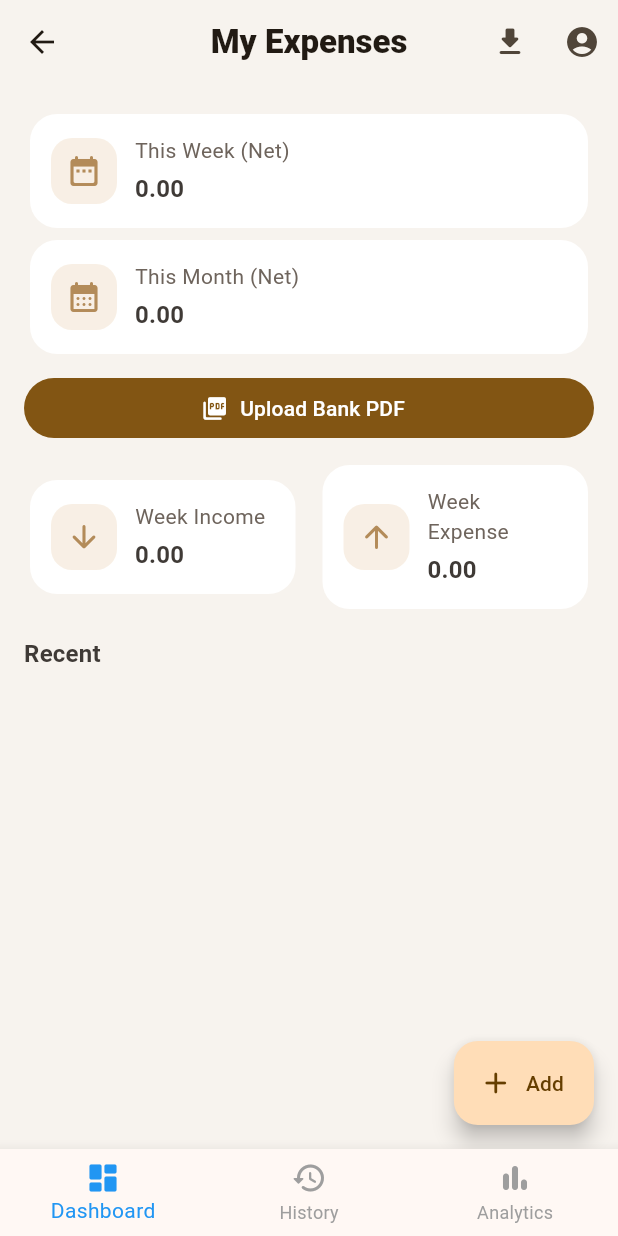
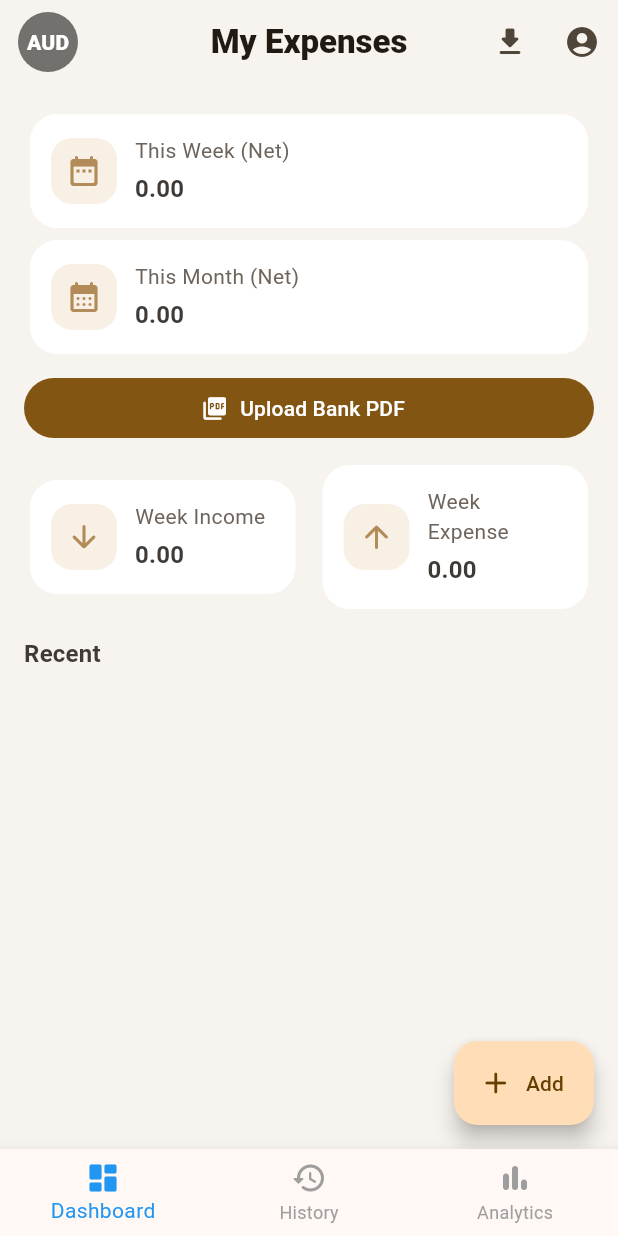
Before and after one commit to ManoharNaidu/MyExpenses-Apk, a Flutter app: the MainScaffold screen opened directly, on a phone screen of 412 x 824 dp. Run offline on Flutter 3.47's test engine with Material 3 defaults, Android fonts, the phone set to English and light mode, and no system bars; our stand-ins replace connectivity_plus, file_picker, fl_chart, flutter_dotenv, flutter_local_notifications, flutter_secure_storage and 1 more; missing offline and left inert: file_saver; accounts and stored records are empty.

Commit message:
added currency feature

```diff
--- a/lib/core/auth/auth_state.dart
+++ b/lib/core/auth/auth_state.dart
@@ -8,6 +8,7 @@ class AuthState {
   final List<String>? userCategories;
   final List<String>? userIncomeCategories;
   final List<String>? userExpenseCategories;
+  final String? userCurrency;
 
   List<String> get effectiveIncomeCategories =>
       userIncomeCategories ?? const [];
@@ -15,6 +16,12 @@ class AuthState {
   List<String> get effectiveExpenseCategories {
     if (userExpenseCategories != null) return userExpenseCategories!;
     return userCategories ?? const [];
+  }
+
+  String get effectiveCurrency {
+    final raw = userCurrency?.trim();
+    if (raw == null || raw.isEmpty) return 'AUD';
+    return raw.toUpperCase();
   }
 
   AuthState({
@@ -27,6 +34,7 @@ class AuthState {
     this.userCategories,
     this.userIncomeCategories,
     this.userExpenseCategories,
+    this.userCurrency,
   });
 
   factory AuthState.initial() => AuthState(
@@ -39,6 +47,7 @@ class AuthState {
     userCategories: null,
     userIncomeCategories: null,
     userExpenseCategories: null,
+    userCurrency: null,
   );
 
   AuthState copyWith({
@@ -51,6 +60,7 @@ class AuthState {
     List<String>? userCategories,
     List<String>? userIncomeCategories,
     List<String>? userExpenseCategories,
+    String? userCurrency,
   }) {
     return AuthState(
       isLoading: isLoading ?? this.isLoading,
@@ -64,6 +74,7 @@ class AuthState {
           userIncomeCategories ?? this.userIncomeCategories,
       userExpenseCategories:
           userExpenseCategories ?? this.userExpenseCategories,
+      userCurrency: userCurrency ?? this.userCurrency,
     );
   }
 }
--- a/lib/pages/main/main_scaffold.dart
+++ b/lib/pages/main/main_scaffold.dart
@@ -1,6 +1,7 @@
 import 'package:flutter/material.dart';
 import 'package:provider/provider.dart';
 
+import '../../core/auth/auth_provider.dart';
 import '../../core/theme/theme_provider.dart';
 import '../../screens/dashboard_screen.dart';
 import '../../screens/history_screen.dart';
@@ -115,8 +116,33 @@ class _MainScaffoldState extends State<MainScaffold> {
 
   @override
   Widget build(BuildContext context) {
+    final currency = context.watch<AuthProvider>().state.effectiveCurrency;
+    final theme = Theme.of(context);
+    final currencyBg = Color.alphaBlend(
+      Colors.black.withValues(alpha: 0.55),
+      theme.colorScheme.surface,
+    );
+
     return Scaffold(
       appBar: AppBar(
+        leadingWidth: 84,
+        leading: Padding(
+          padding: const EdgeInsets.only(left: 12),
+          child: Align(
+            alignment: Alignment.centerLeft,
+            child: CircleAvatar(
+              radius: 20,
+              backgroundColor: currencyBg,
+              child: Text(
+                currency,
+                style: theme.textTheme.labelLarge?.copyWith(
+                  fontWeight: FontWeight.w800,
+                  color: Colors.white,
+                ),
+              ),
+            ),
+          ),
+        ),
         title: Text(titles[index]),
         actions: index == 0
             ? [
```
Also changed, not shown: lib/core/auth/auth_provider.dart (+31 -0 lines), lib/pages/main/settings_page.dart (+81 -0 lines).
